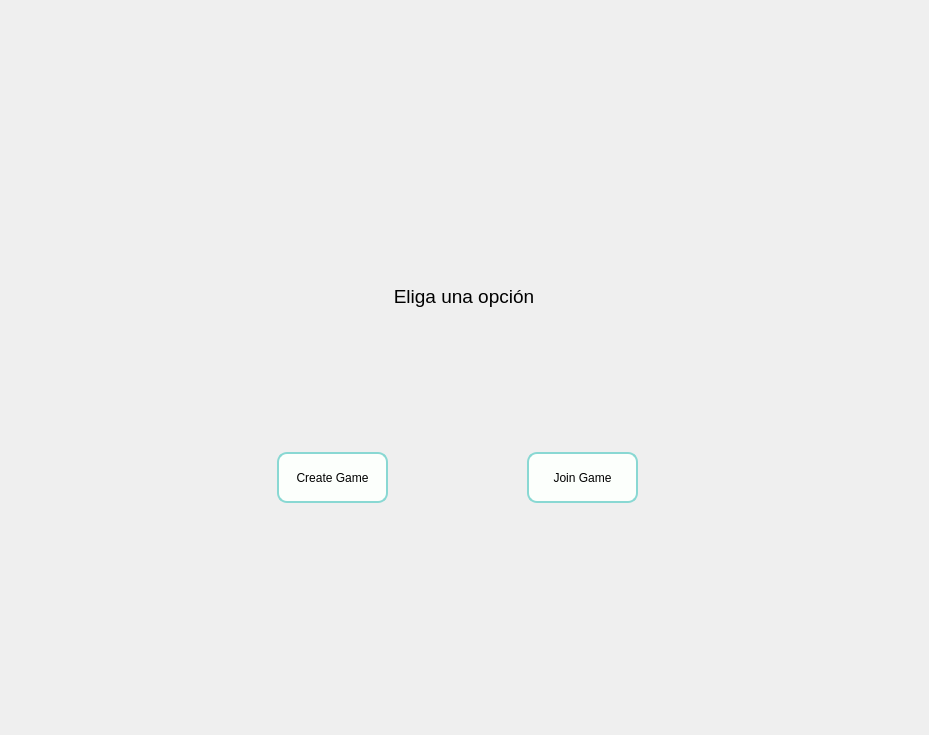
First picture: the form in qt/GameOption.ui, repository BMQuiroga/TP-FINAL-TALLER-1, before the edit.
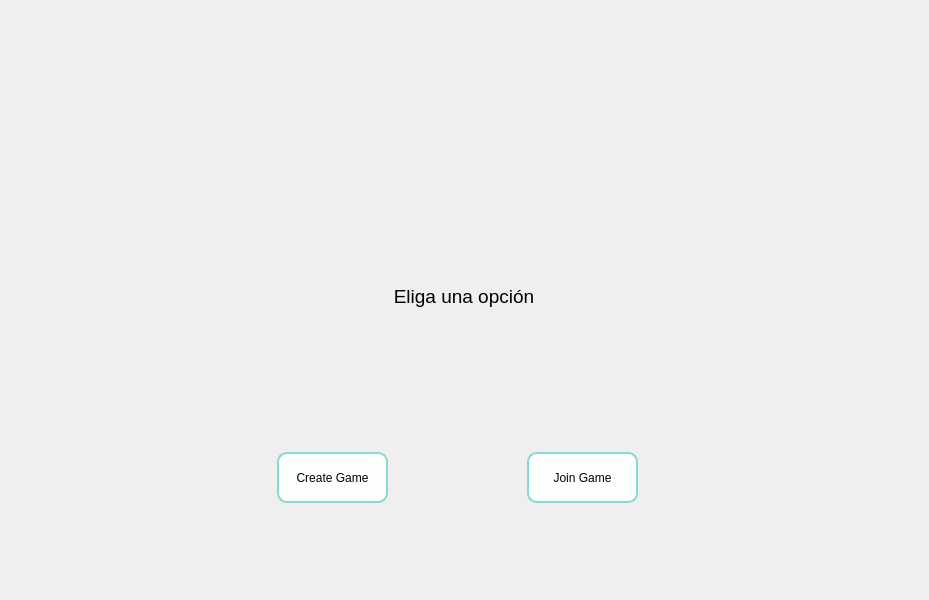
Second picture: the form after the edit. Icons and pictures are not drawn.

```diff
--- a/qt/GameOption.ui
+++ b/qt/GameOption.ui
@@ -7,9 +7,15 @@
     <x>0</x>
     <y>0</y>
     <width>929</width>
-    <height>735</height>
+    <height>600</height>
    </rect>
   </property>
+    <property name="minimumSize">
+   <size>
+    <width>0</width>
+    <height>600</height>
+   </size>
+  </property>
   <property name="windowTitle">
    <string>Form</string>
   </property>
```
Left out of the diff: 2 changed lines with no effect on the pictures.
